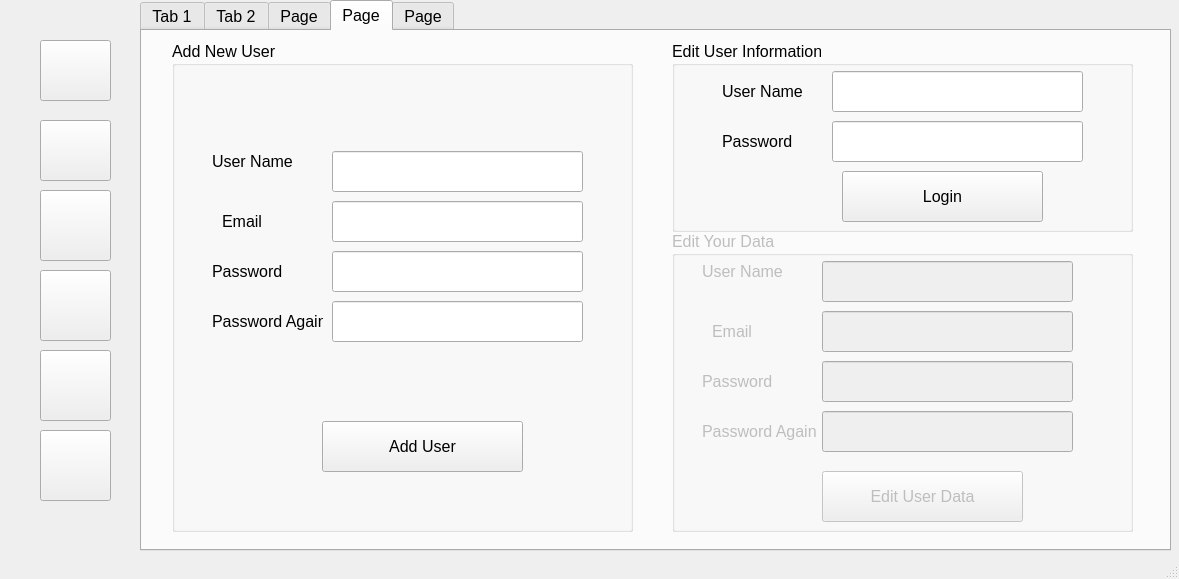
The window that VIDEO/Build_Library_Management_System_Python_&_PyQt5/my/library.ui (syurskyi/QT) describes before a commit, drawn with Qt 5.
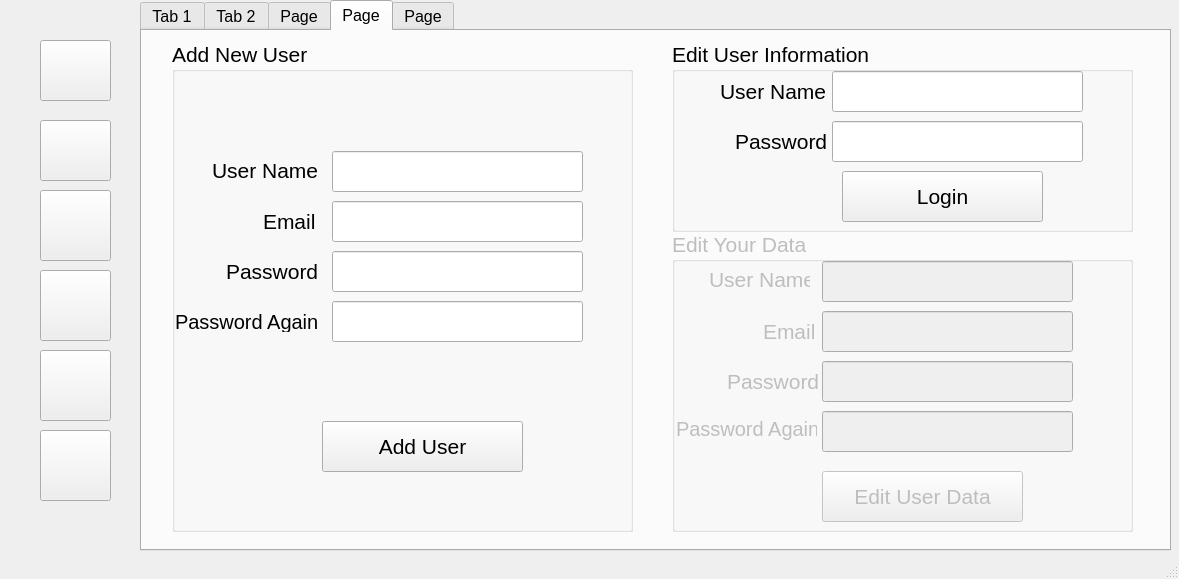
The same window after the commit. The open tabs and pages were chosen to show the change. Icons and pictures are not drawn.

Commit message: Committed 26. Search , Edit , Delete CLient

Diff of the .ui file:
```diff
--- a/VIDEO/Build_Library_Management_System_Python_&_PyQt5/my/library.ui
+++ b/VIDEO/Build_Library_Management_System_Python_&_PyQt5/my/library.ui
@@ -1388,6 +1388,11 @@
         <height>491</height>
        </rect>
       </property>
+      <property name="font">
+       <font>
+        <pointsize>16</pointsize>
+       </font>
+      </property>
       <property name="title">
        <string>Add New User</string>
       </property>
@@ -1395,11 +1400,16 @@
        <property name="geometry">
         <rect>
          <x>40</x>
-         <y>110</y>
-         <width>81</width>
+         <y>119</y>
+         <width>111</width>
          <height>21</height>
         </rect>
        </property>
+       <property name="font">
+        <font>
+         <pointsize>16</pointsize>
+        </font>
+       </property>
        <property name="text">
         <string>User Name</string>
        </property>
@@ -1407,12 +1417,17 @@
       <widget class="QLabel" name="label_17">
        <property name="geometry">
         <rect>
-         <x>40</x>
+         <x>54</x>
          <y>220</y>
-         <width>81</width>
+         <width>101</width>
          <height>21</height>
         </rect>
        </property>
+       <property name="font">
+        <font>
+         <pointsize>16</pointsize>
+        </font>
+       </property>
        <property name="text">
         <string>Password</string>
        </property>
@@ -1420,12 +1435,17 @@
       <widget class="QLabel" name="label_18">
        <property name="geometry">
         <rect>
-         <x>40</x>
+         <x>3</x>
          <y>270</y>
-         <width>111</width>
+         <width>151</width>
          <height>21</height>
         </rect>
        </property>
+       <property name="font">
+        <font>
+         <pointsize>15</pointsize>
+        </font>
+       </property>
        <property name="text">
         <string>Password Again</string>
        </property>
@@ -1433,12 +1453,17 @@
       <widget class="QLabel" name="label_19">
        <property name="geometry">
         <rect>
-         <x>50</x>
+         <x>91</x>
          <y>170</y>
-         <width>81</width>
+         <width>61</width>
          <height>21</height>
         </rect>
        </property>
+       <property name="font">
+        <font>
+         <pointsize>16</pointsize>
+        </font>
+       </property>
        <property name="text">
         <string>Email</string>
        </property>
@@ -1531,6 +1556,11 @@
         <height>191</height>
        </rect>
       </property>
+      <property name="font">
+       <font>
+        <pointsize>16</pointsize>
+       </font>
+      </property>
       <property name="title">
        <string>Edit User Information</string>
       </property>
@@ -1550,9 +1580,9 @@
       <widget class="QLabel" name="label_20">
        <property name="geometry">
         <rect>
-         <x>50</x>
+         <x>63</x>
          <y>90</y>
-         <width>81</width>
+         <width>91</width>
          <height>21</height>
         </rect>
        </property>
@@ -1563,9 +1593,9 @@
       <widget class="QLabel" name="label_21">
        <property name="geometry">
         <rect>
-         <x>50</x>
+         <x>48</x>
          <y>40</y>
-         <width>81</width>
+         <width>111</width>
          <height>21</height>
         </rect>
        </property>
@@ -1609,6 +1639,11 @@
         <height>301</height>
        </rect>
       </property>
+      <property name="font">
+       <font>
+        <pointsize>16</pointsize>
+       </font>
+      </property>
       <property name="title">
        <string>Edit Your Data</string>
       </property>
@@ -1641,9 +1676,9 @@
       <widget class="QLabel" name="label_23">
        <property name="geometry">
         <rect>
-         <x>30</x>
+         <x>55</x>
          <y>140</y>
-         <width>81</width>
+         <width>91</width>
          <height>21</height>
         </rect>
        </property>
@@ -1654,9 +1689,9 @@
       <widget class="QLabel" name="label_25">
        <property name="geometry">
         <rect>
-         <x>30</x>
-         <y>30</y>
-         <width>81</width>
+         <x>37</x>
+         <y>38</y>
+         <width>101</width>
          <height>21</height>
         </rect>
        </property>
@@ -1700,12 +1735,17 @@
       <widget class="QLabel" name="label_22">
        <property name="geometry">
         <rect>
-         <x>30</x>
-         <y>190</y>
-         <width>121</width>
-         <height>21</height>
+         <x>4</x>
+         <y>182</y>
+         <width>141</width>
+         <height>31</height>
         </rect>
        </property>
+       <property name="font">
+        <font>
+         <pointsize>15</pointsize>
+        </font>
+       </property>
        <property name="text">
         <string>Password Again</string>
        </property>
@@ -1713,9 +1753,9 @@
       <widget class="QLabel" name="label_24">
        <property name="geometry">
         <rect>
-         <x>40</x>
+         <x>91</x>
          <y>90</y>
-         <width>81</width>
+         <width>51</width>
          <height>21</height>
         </rect>
        </property>
```
Left out of the diff: 126 changed lines with no effect on the pictures. The commit also changes 1 other file.
